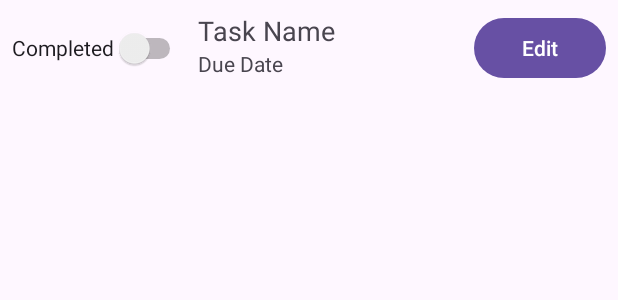
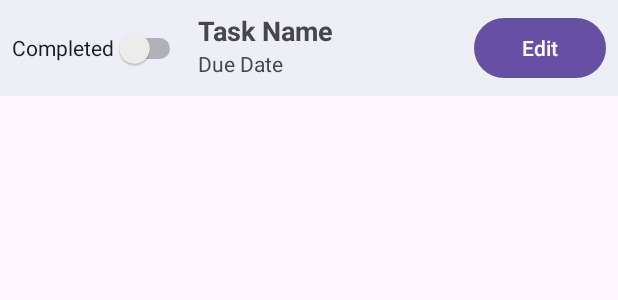
Before and after one commit to Sakila-lama/ToDoList--App-Kotlin, an Android app: the layout item_todo.xml on its own in the app's theme, with its tools: preview values and no code run, on a phone screen of 412 x 824 dp. Shown: the top 300 px of the screen. Run offline under Robolectric (Android 15) with nearby library versions, the phone set to English and light mode, and no system bars.

Commit message:
updated item_todo.xml and activity_main.xml

```diff
--- a/app/src/main/res/layout/activity_main.xml
+++ b/app/src/main/res/layout/activity_main.xml
@@ -27,10 +27,11 @@
         android:id="@+id/recyclerViewTodos"
         android:layout_width="0dp"
         android:layout_height="0dp"
+        android:background="#0B0A0B"
         android:padding="16dp"
-        app:layout_constraintTop_toBottomOf="@id/textViewTodoLists"
         app:layout_constraintBottom_toBottomOf="parent"
         app:layout_constraintEnd_toEndOf="parent"
-        app:layout_constraintStart_toStartOf="parent" />
+        app:layout_constraintStart_toStartOf="parent"
+        app:layout_constraintTop_toBottomOf="@id/textViewTodoLists" />
 
 </androidx.constraintlayout.widget.ConstraintLayout>
--- a/app/src/main/res/layout/item_todo.xml
+++ b/app/src/main/res/layout/item_todo.xml
@@ -1,9 +1,10 @@
 <?xml version="1.0" encoding="utf-8"?>
 
-<LinearLayout
-    xmlns:android="http://schemas.android.com/apk/res/android"
+<LinearLayout xmlns:android="http://schemas.android.com/apk/res/android"
+    xmlns:app="http://schemas.android.com/apk/res-auto"
     android:layout_width="match_parent"
     android:layout_height="wrap_content"
+    android:background="#EEEEF6"
     android:orientation="horizontal"
     android:padding="8dp">
 
@@ -11,8 +12,9 @@
         android:id="@+id/switchCompleted"
         android:layout_width="wrap_content"
         android:layout_height="48dp"
-        android:text="@string/completed"
-        android:layout_gravity="center_vertical"/>
+        android:layout_gravity="center_vertical"
+        android:backgroundTint="#673AB7"
+        android:text="@string/completed" />
 
     <LinearLayout
         android:layout_width="0dp"
@@ -20,12 +22,15 @@
         android:layout_weight="1"
         android:orientation="vertical"
         android:paddingStart="8dp">
+
         <TextView
             android:id="@+id/textViewTaskName"
             android:layout_width="wrap_content"
             android:layout_height="wrap_content"
             android:text="@string/task_name"
-            android:textSize="18sp" />
+            android:textSize="18sp"
+            android:textStyle="bold" />
+
         <TextView
             android:id="@+id/textViewDueDate"
             android:layout_width="wrap_content"
@@ -33,7 +38,9 @@
             android:text="@string/due_date"
             android:textSize="14sp"
             android:visibility="visible" />
+
     </LinearLayout>
+
     <Button
         android:id="@+id/buttonEdit"
         android:layout_width="wrap_content"
```
